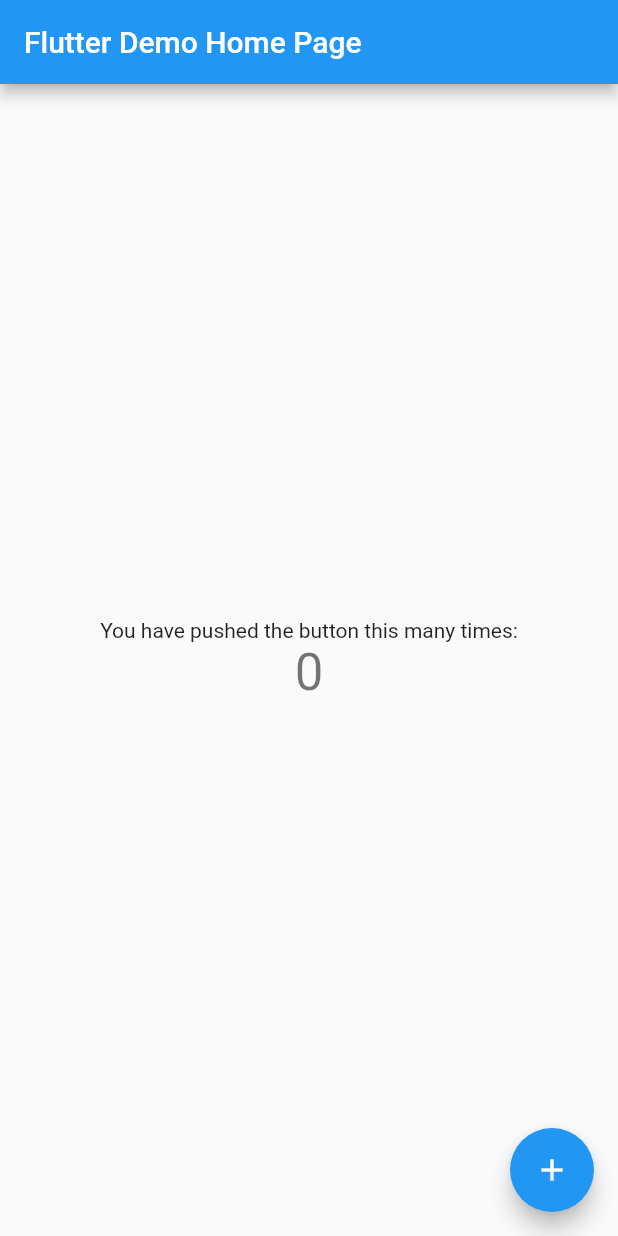
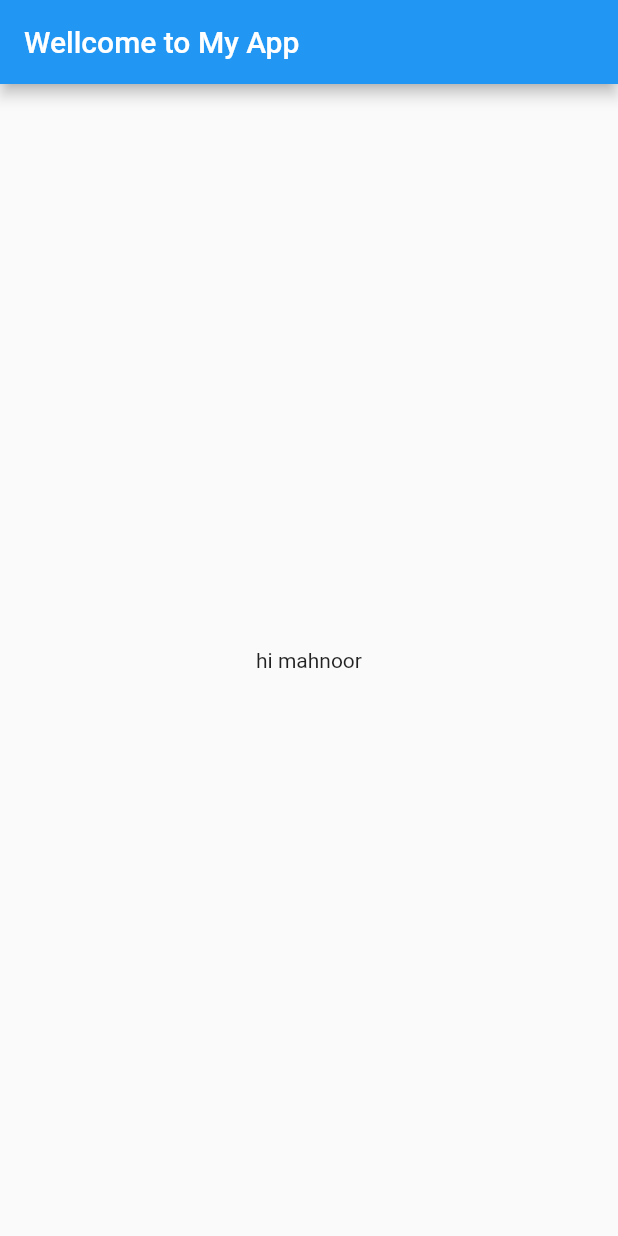
Before and after one commit to Mariyamahnoor95/30DayFlutter, a Flutter app: the screen it shows after launch, on a phone screen of 412 x 824 dp. Run offline on Flutter 3.47's test engine with Material 2 defaults, Android fonts, the phone set to English and light mode, and no system bars.

Commit message:
chp1 completed

```diff
--- a/lib/main.dart
+++ b/lib/main.dart
@@ -1,115 +1,22 @@
 import 'package:flutter/material.dart';
 
 void main() {
-  runApp(const MyApp());
+  runApp(MaterialApp(
+    title: "Awesome App",
+    home: HomePage(),
+  ));
 }
 
-class MyApp extends StatelessWidget {
-  const MyApp({super.key});
-
-  // This widget is the root of your application.
+class HomePage extends StatelessWidget {
   @override
   Widget build(BuildContext context) {
-    return MaterialApp(
-      title: 'Flutter Demo',
-      theme: ThemeData(
-        // This is the theme of your application.
-        //
-        // Try running your application with "flutter run". You'll see the
-        // application has a blue toolbar. Then, without quitting the app, try
-        // changing the primarySwatch below to Colors.green and then invoke
-        // "hot reload" (press "r" in the console where you ran "flutter run",
-        // or simply save your changes to "hot reload" in a Flutter IDE).
-        // Notice that the counter didn't reset back to zero; the application
-        // is not restarted.
-        primarySwatch: Colors.blue,
+    return Scaffold(
+      appBar: AppBar(
+        title: Text("Wellcome to My App "),
       ),
-      home: const MyHomePage(title: 'Flutter Demo Home Page'),
+      body: Container(
+        child: Center(child: Text("hi mahnoor")),
+      ),
     );
   }
 }
-
-class MyHomePage extends StatefulWidget {
-  const MyHomePage({super.key, required this.title});
-
-  // This widget is the home page of your application. It is stateful, meaning
-  // that it has a State object (defined below) that contains fields that affect
-  // how it looks.
-
-  // This class is the configuration for the state. It holds the values (in this
-  // case the title) provided by the parent (in this case the App widget) and
-  // used by the build method of the State. Fields in a Widget subclass are
-  // always marked "final".
-
-  final String title;
-
-  @override
-  State<MyHomePage> createState() => _MyHomePageState();
-}
-
-class _MyHomePageState extends State<MyHomePage> {
-  int _counter = 0;
-
-  void _incrementCounter() {
-    setState(() {
-      // This call to setState tells the Flutter framework that something has
-      // changed in this State, which causes it to rerun the build method below
-      // so that the display can reflect the updated values. If we changed
-      // _counter without calling setState(), then the build method would not be
-      // called again, and so nothing would appear to happen.
-      _counter++;
-    });
-  }
-
-  @override
-  Widget build(BuildContext context) {
-    // This method is rerun every time setState is called, for instance as done
-    // by the _incrementCounter method above.
-    //
-    // The Flutter framework has been optimized to make rerunning build methods
-    // fast, so that you can just rebuild anything that needs updating rather
-    // than having to individually change instances of widgets.
-    return Scaffold(
-      appBar: AppBar(
-        // Here we take the value from the MyHomePage object that was created by
-        // the App.build method, and use it to set our appbar title.
-        title: Text(widget.title),
-      ),
-      body: Center(
-        // Center is a layout widget. It takes a single child and positions it
-        // in the middle of the parent.
-        child: Column(
-          // Column is also a layout widget. It takes a list of children and
-          // arranges them vertically. By default, it sizes itself to fit its
-          // children horizontally, and tries to be as tall as its parent.
-          //
-          // Invoke "debug painting" (press "p" in the console, choose the
-          // "Toggle Debug Paint" action from the Flutter Inspector in Android
-          // Studio, or the "Toggle Debug Paint" command in Visual Studio Code)
-          // to see the wireframe for each widget.
-          //
-          // Column has various properties to control how it sizes itself and
-          // how it positions its children. Here we use mainAxisAlignment to
-          // center the children vertically; the main axis here is the vertical
-          // axis because Columns are vertical (the cross axis would be
-          // horizontal).
-          mainAxisAlignment: MainAxisAlignment.center,
-          children: <Widget>[
-            const Text(
-              'You have pushed the button this many times:',
-            ),
-            Text(
-              '$_counter',
-              style: Theme.of(context).textTheme.headline4,
-            ),
-          ],
-        ),
-      ),
-      floatingActionButton: FloatingActionButton(
-        onPressed: _incrementCounter,
-        tooltip: 'Increment',
-        child: const Icon(Icons.add),
-      ), // This trailing comma makes auto-formatting nicer for build methods.
-    );
-  }
-}
```
